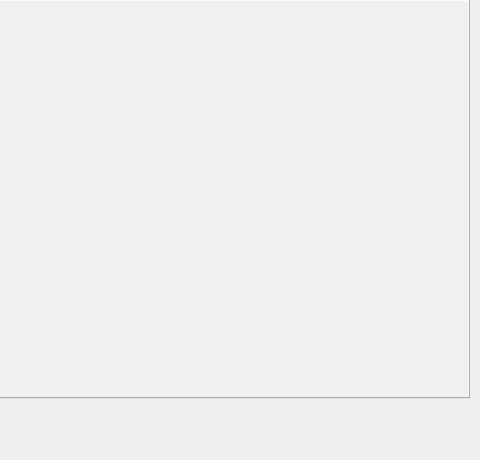
happyrabbit456/Qt5_dev, file project/Harman_T500/currentform.ui: the form before one commit; both pictures show x 371 to 851 and y 0 to 460 of the 851 by 460 pixel window.
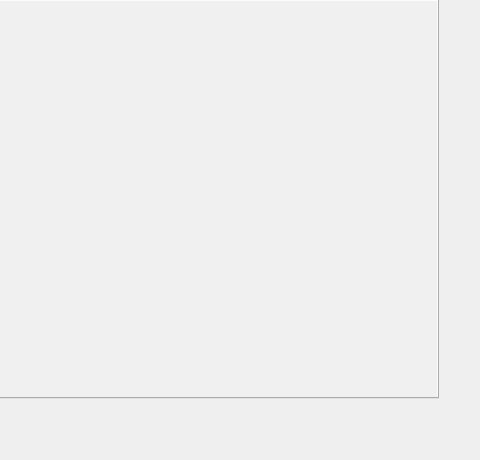
The form after the commit.

```diff
--- a/project/Harman_T500/currentform.ui
+++ b/project/Harman_T500/currentform.ui
@@ -18,7 +18,7 @@
     <rect>
      <x>10</x>
      <y>-1</y>
-     <width>831</width>
+     <width>800</width>
      <height>400</height>
     </rect>
    </property>
```
